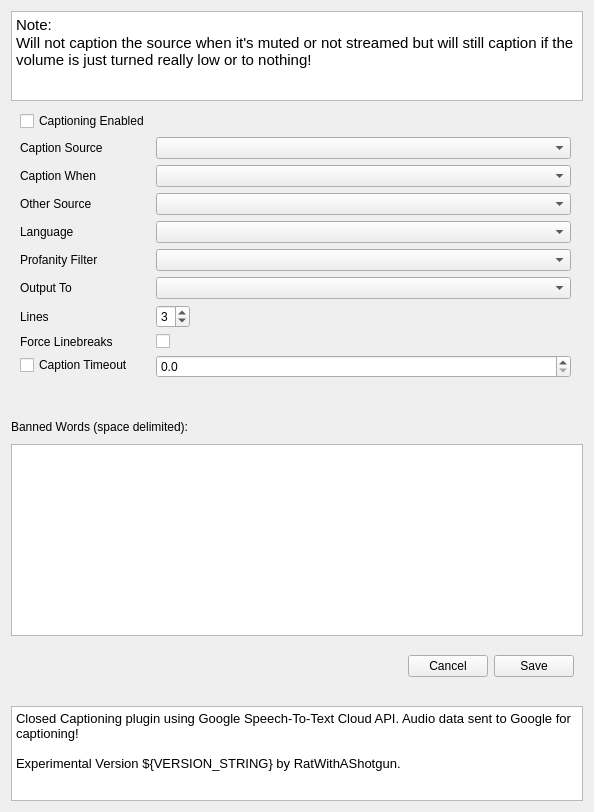
Old version of the form src/ui/CaptionSettingsWidget.ui in the repository 0x01050/google-live-captions-obs-plugin.
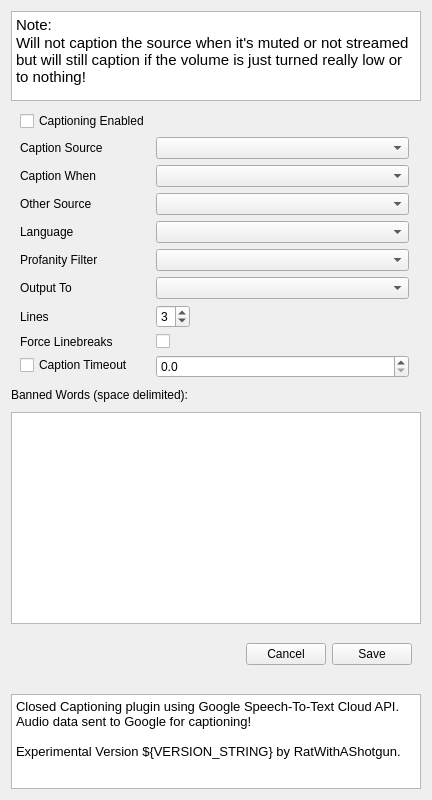
New version of the form.

Commit message: let banned words input use all extra space as available

The edit to the form file:
```diff
--- a/src/ui/CaptionSettingsWidget.ui
+++ b/src/ui/CaptionSettingsWidget.ui
@@ -6,12 +6,12 @@
    <rect>
     <x>0</x>
     <y>0</y>
-    <width>594</width>
-    <height>812</height>
+    <width>432</width>
+    <height>800</height>
    </rect>
   </property>
   <property name="sizePolicy">
-   <sizepolicy hsizetype="Fixed" vsizetype="Fixed">
+   <sizepolicy hsizetype="Preferred" vsizetype="Minimum">
     <horstretch>0</horstretch>
     <verstretch>0</verstretch>
    </sizepolicy>
@@ -255,19 +255,6 @@
      </layout>
     </widget>
    </item>
-   <item>
-    <spacer name="verticalSpacer">
-     <property name="orientation">
-      <enum>Qt::Vertical</enum>
-     </property>
-     <property name="sizeHint" stdset="0">
-      <size>
-       <width>2</width>
-       <height>2</height>
-      </size>
-     </property>
-    </spacer>
-   </item>
    <item>
     <widget class="QLabel" name="label_4">
      <property name="text">
@@ -323,7 +310,7 @@
       <enum>Qt::Vertical</enum>
      </property>
      <property name="sizeType">
-      <enum>QSizePolicy::Maximum</enum>
+      <enum>QSizePolicy::Fixed</enum>
      </property>
      <property name="sizeHint" stdset="0">
       <size>
```
